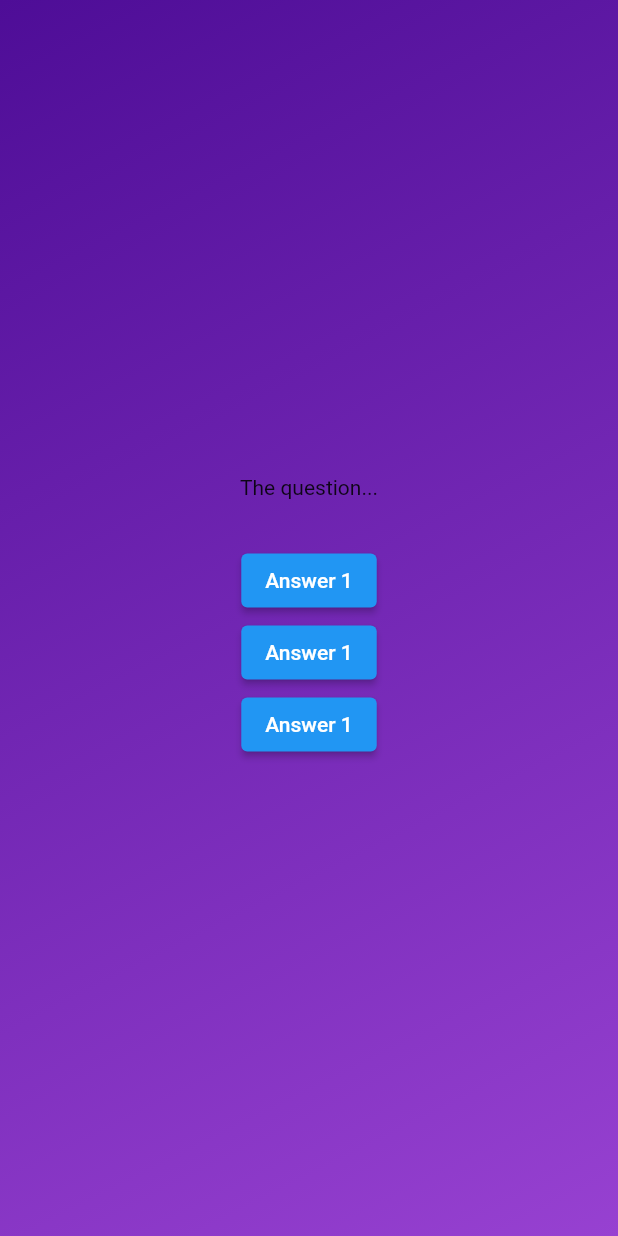
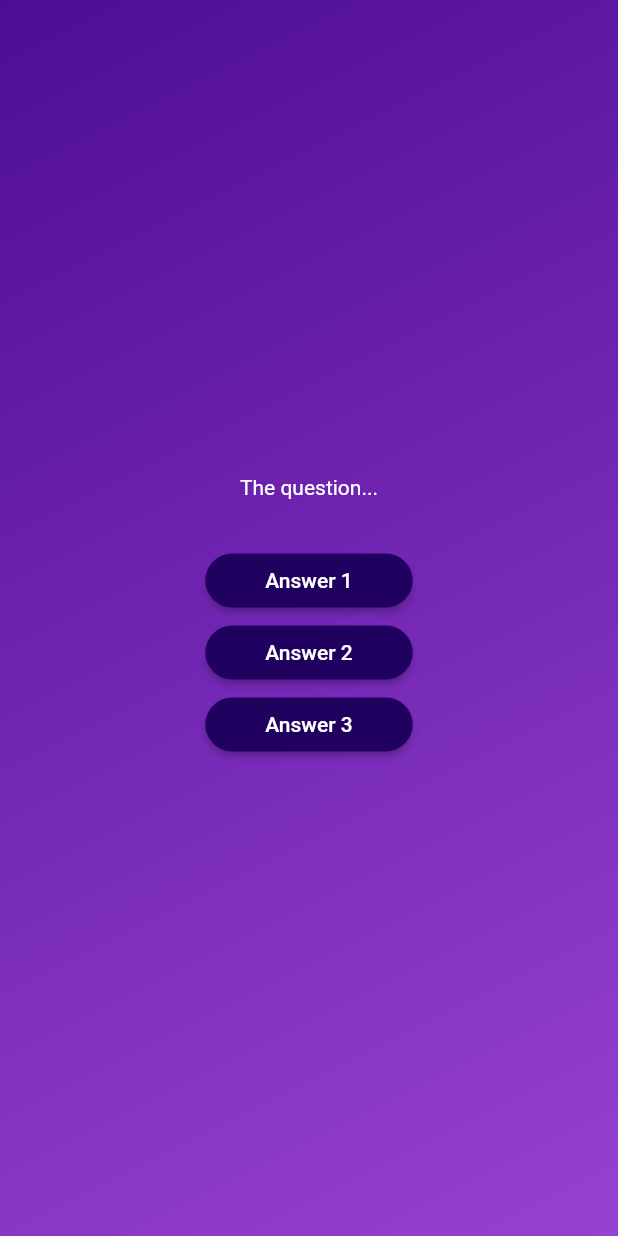
Before and after one commit to danii0110/practice-flutter, a Flutter app: the screen it shows after launch, after a tap on "Start Quiz", on a phone screen of 412 x 824 dp. Run offline on Flutter 3.47's test engine with Material 2 defaults, Android fonts, the phone set to English and light mode, and no system bars.

Commit message:
section3-68

```diff
--- /dev/null
+++ b/quiz_app/lib/answer_button.dart
@@ -0,0 +1,31 @@
+import 'package:flutter/material.dart';
+
+class AnswerButton extends StatelessWidget {
+  const AnswerButton({
+    super.key,
+    required this.answerText,
+    required this.onTap,
+  });
+
+  final String answerText;
+  final void Function() onTap;
+
+  @override
+  Widget build(BuildContext context) {
+    return ElevatedButton(
+      onPressed: onTap,
+      style: ElevatedButton.styleFrom(
+        padding: const EdgeInsets.symmetric(
+          vertical: 10,
+          horizontal: 40,
+        ),
+        backgroundColor: const Color.fromARGB(255, 33, 1, 95),
+        foregroundColor: Colors.white,
+        shape: RoundedRectangleBorder(
+          borderRadius: BorderRadius.circular(40),
+        ),
+      ),
+      child: Text(answerText),
+    );
+  }
+}
--- a/quiz_app/lib/questions_screen.dart
+++ b/quiz_app/lib/questions_screen.dart
@@ -1,4 +1,6 @@
 import 'package:flutter/material.dart';
+
+import 'package:quiz_app/answer_button.dart';
 
 class QuestionsScreen extends StatefulWidget {
   const QuestionsScreen({super.key});
@@ -17,19 +19,24 @@ class _QuestionScreenState extends State<QuestionsScreen> {
       child: Column(
         mainAxisAlignment: MainAxisAlignment.center,
         children: [
-          const Text('The question...'),
+          const Text(
+            'The question...',
+            style: TextStyle(
+              color: Colors.white,
+            ),
+          ),
           const SizedBox(height: 30),
-          ElevatedButton(
-            onPressed: () {},
-            child: const Text('Answer 1'),
+          AnswerButton(
+            answerText: 'Answer 1',
+            onTap: () {},
           ),
-          ElevatedButton(
-            onPressed: () {},
-            child: const Text('Answer 1'),
+          AnswerButton(
+            answerText: 'Answer 2',
+            onTap: () {},
           ),
-          ElevatedButton(
-            onPressed: () {},
-            child: const Text('Answer 1'),
+          AnswerButton(
+            answerText: 'Answer 3',
+            onTap: () {},
           ),
         ],
       ),
```
